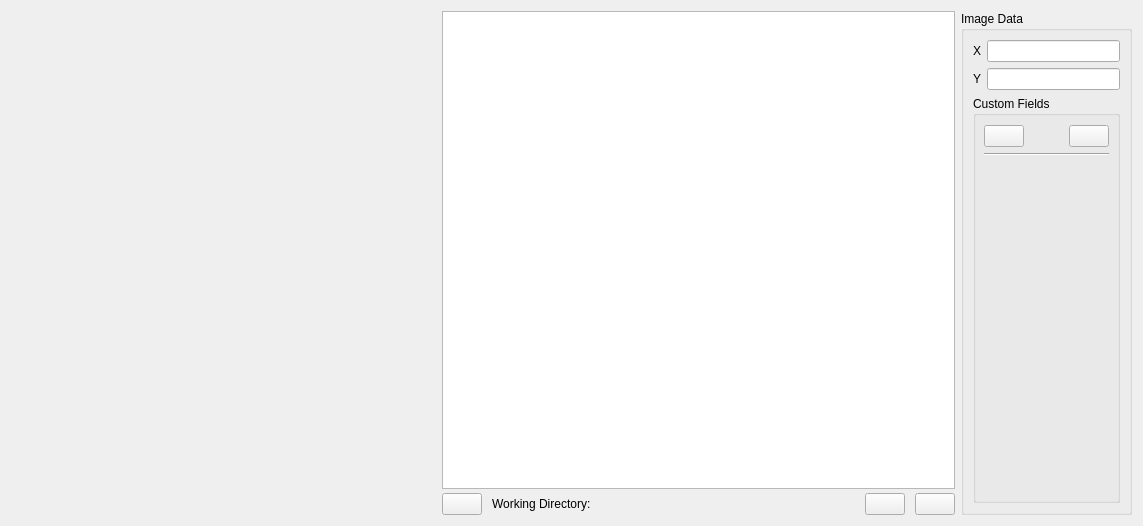
Qt form ddg/central_widget.ui (persts/DotDotGoose) before a commit.
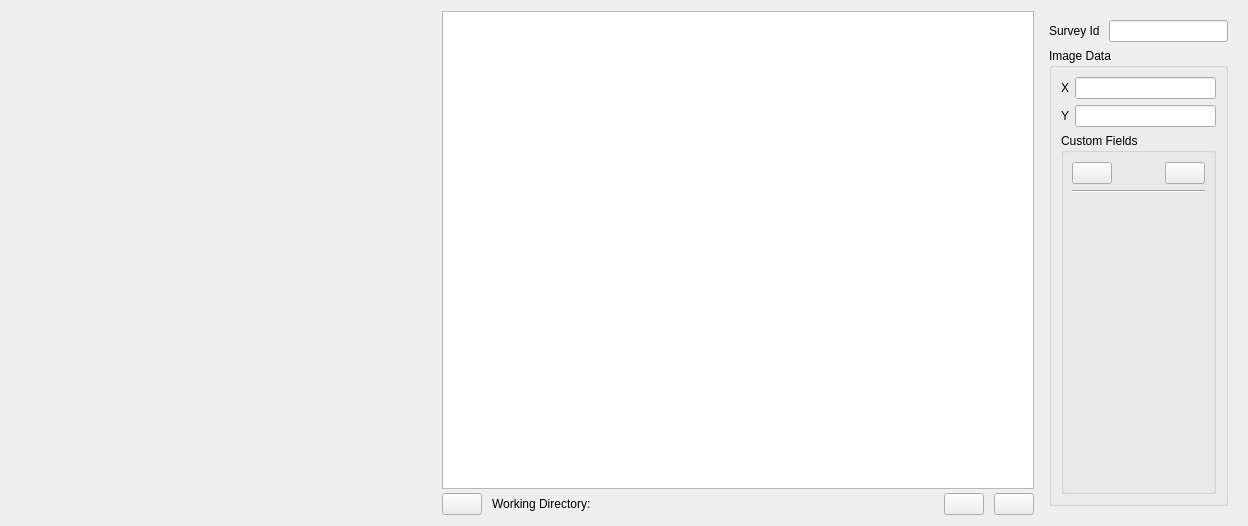
The same form after that commit. Icons and pictures are not drawn. Custom widgets are drawn as their Qt base class.

Commit message: Moved the survey id field

The edit to the form file:
```diff
--- a/ddg/central_widget.ui
+++ b/ddg/central_widget.ui
@@ -6,7 +6,7 @@
    <rect>
     <x>0</x>
     <y>0</y>
-    <width>1143</width>
+    <width>1248</width>
     <height>526</height>
    </rect>
   </property>
@@ -210,21 +210,20 @@
       <enum>QFrame::Raised</enum>
      </property>
      <layout class="QVBoxLayout" name="verticalLayout_5">
-      <property name="spacing">
-       <number>0</number>
-      </property>
-      <property name="leftMargin">
-       <number>0</number>
-      </property>
-      <property name="topMargin">
-       <number>0</number>
-      </property>
-      <property name="rightMargin">
-       <number>0</number>
-      </property>
-      <property name="bottomMargin">
-       <number>0</number>
-      </property>
+      <item>
+       <layout class="QHBoxLayout" name="SurveyId">
+        <item>
+         <widget class="QLabel" name="label_4">
+          <property name="text">
+           <string>Survey Id </string>
+          </property>
+         </widget>
+        </item>
+        <item>
+         <widget class="QLineEdit" name="lineEditSurveyId"/>
+        </item>
+       </layout>
+      </item>
       <item>
        <widget class="QGroupBox" name="groupBoxImageData">
         <property name="minimumSize">
```
The commit also changes 6 other files.
